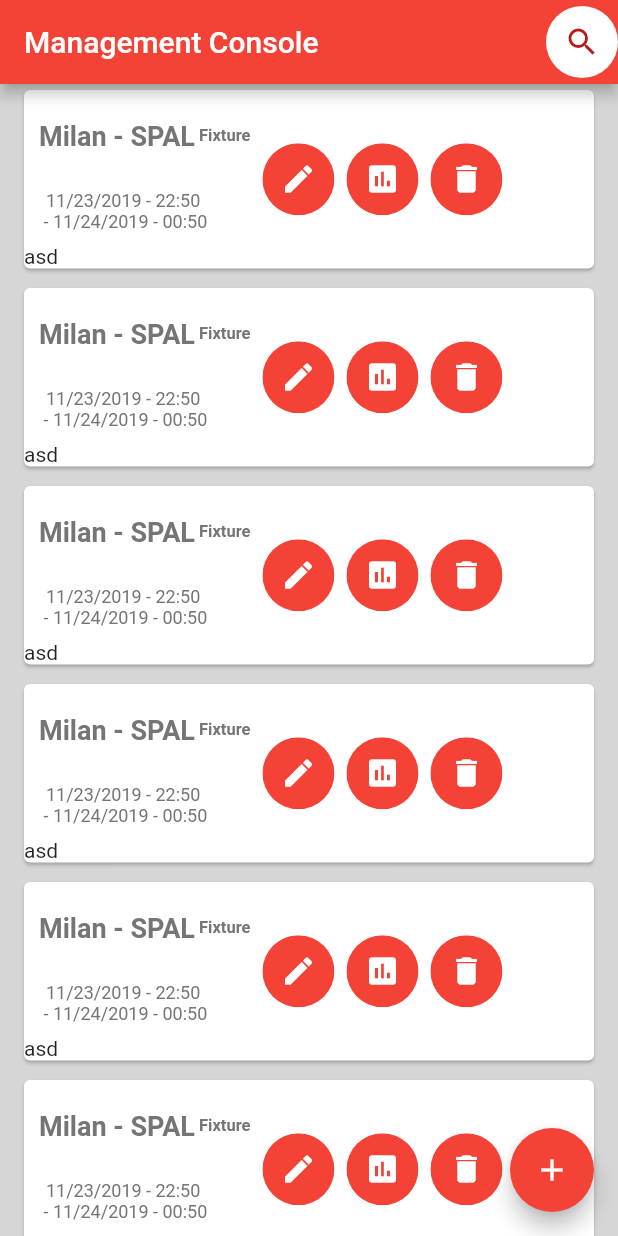
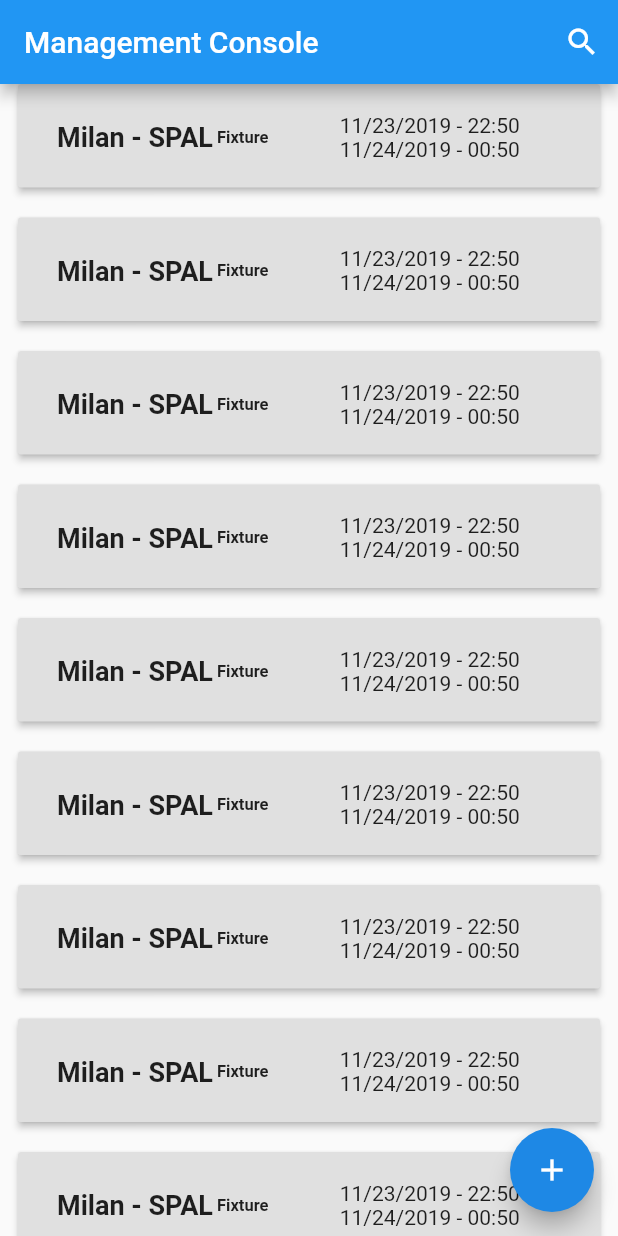
Before and after one commit to tobeefansis/AC_Milan, a Flutter app: the screen it shows after launch, after a tap on "Отмена", on a phone screen of 412 x 824 dp. Run offline on Flutter 3.47's test engine with Material 2 defaults, Android fonts, the phone set to English and light mode, and no system bars; our stand-ins replace flutter_datetime_picker.

Commit message:
Update MatchList.dart

```diff
--- a/lib/MatchList.dart
+++ b/lib/MatchList.dart
@@ -1,6 +1,8 @@
 import 'package:flutter/cupertino.dart';
 import 'package:flutter/material.dart';
+import 'Config.dart';
 import 'DatePicker.dart';
+import 'EditMatch.dart';
 import 'Match.dart';
 
 class MatchList extends StatefulWidget {
@@ -229,51 +231,64 @@ class _MatchListState extends State<MatchList> {
   //   )
   Widget build(BuildContext context) {
     return MaterialApp(
-        themeMode: ThemeMode.dark,
+        darkTheme: Config.getTheme(),
         home: Scaffold(
-            backgroundColor: Colors.grey[350],
             floatingActionButton: FloatingActionButton(
+              backgroundColor: Colors.blue[600],
               onPressed: () {
                 // Add your onPressed code here!
               },
               child: Icon(Icons.add),
-              backgroundColor: Colors.red,
             ),
             appBar: AppBar(
-              backgroundColor: Colors.red,
               title: Text("Management Console"),
               actions: <Widget>[
-                Material(
-                  color: Colors.transparent,
-                  child: Center(
-                    child: Ink(
-                      decoration: const ShapeDecoration(
-                        color: Colors.white,
-                        shape: CircleBorder(),
-                      ),
-                      child: IconButton(
+                IconButton(
                   icon: Icon(Icons.search),
-                        color: Colors.red[900],
                   onPressed: () {
                     //   _showPushDialog();
                   },
                 ),
-                    ),
-                  ),
-                )
               ],
             ),
             body: ListView(
                 children: matchs
                     .map((Match m) => Padding(
                         padding: const EdgeInsets.only(
-                              bottom: 5.0, left: 12.0, right: 12.0),
-                          child: new Card(
+                            bottom: 20.0, left: 12.0, right: 12.0),
+                        child: RaisedButton(
+                          onPressed: () {},
+                          child: new PopupMenuButton<int>(
+                            offset: Offset(0,-10),
+                              itemBuilder: (context) => [
+                                    PopupMenuItem(
+                                      value: 1,
+                                      child: Text("Edit"),
+                                    ),
+                                    PopupMenuItem(
+                                      value: 2,
+                                      child: Text("Results"),
+                                    ),
+                                    PopupMenuItem(
+                                      value: 3,
+                                      child: Text("Delete"),
+                                    ),
+                                  ],
+                              initialValue: 0,
+                              onCanceled: () {
+                                print("You have canceled the menu.");
+                              },
+                              onSelected: (value) {
+                                print("value:$value");
+                                switch (value) {
+                                  case 1:
+                                      Navigator.push(context,MaterialPageRoute(builder: (context)=>EditMatch()));
+                                    break;
+                                  default:
+                                }
+                              },
+                              captureInheritedThemes: false,
                               child: Row(
-                            children: <Widget>[
-                              new Column(
-                                crossAxisAlignment: CrossAxisAlignment.start,
-                                mainAxisSize: MainAxisSize.min,
                                 children: <Widget>[
                                   Padding(
                                     padding: const EdgeInsets.only(
@@ -282,20 +297,16 @@ class _MatchListState extends State<MatchList> {
                                       alignment: Alignment.topLeft,
                                       child: new Padding(
                                         padding: const EdgeInsets.only(
-                                            top: 10.0, bottom: 8.0),
+                                            top: 15.0, bottom: 15.0),
                                         child: Row(
                                           children: <Widget>[
                                             Text("Milan - SPAL",
                                                 style: new TextStyle(
-                                                    color: new Color.fromARGB(
-                                                        255, 117, 117, 117),
                                                     fontSize: 18.0,
                                                     fontWeight:
                                                         FontWeight.bold)),
                                             Text(" Fixture",
                                                 style: new TextStyle(
-                                                    color: new Color.fromARGB(
-                                                        255, 117, 117, 117),
                                                     fontSize: 11.0,
                                                     fontWeight:
                                                         FontWeight.bold))
@@ -304,93 +315,27 @@ class _MatchListState extends State<MatchList> {
                                       ),
                                     ),
                                   ),
-                                  Padding(
+                                  Expanded(
+                                    child: Padding(
                                       padding: const EdgeInsets.only(
                                           left: 10.0, top: 10.0, bottom: 8.0),
                                       child: Column(
                                         children: <Widget>[
                                           Text("11/23/2019 - 22:50",
                                               style: new TextStyle(
-                                                color: new Color.fromARGB(
-                                                    255, 117, 117, 117),
-                                                fontSize: 12.0,
+                                                  fontSize: 14.0,
                                                   fontWeight: FontWeight.w400)),
-                                        Text(" - 11/24/2019 - 00:50",
+                                          Text("11/24/2019 - 00:50",
                                               style: new TextStyle(
-                                                color: new Color.fromARGB(
-                                                    255, 117, 117, 117),
-                                                fontSize: 12.0,
+                                                  fontSize: 14.0,
                                                   fontWeight: FontWeight.w400))
                                         ],
                                       ),
                                     ),
-                                  Text(testData)
-                                ],
-                              ),
-                              Align(
-                                alignment: Alignment.centerRight,
-                                child: ButtonBar(
-                                  children: <Widget>[
-                                    Material(
-                                      color: Colors.white,
-                                      child: Center(
-                                        child: Ink(
-                                          decoration: const ShapeDecoration(
-                                            color: Colors.red,
-                                            shape: CircleBorder(),
-                                          ),
-                                          child: IconButton(
-                                            icon: Icon(Icons.edit),
-                                            color: Colors.white,
-                                            onPressed: () {
-                                               Navigator.push(context,MaterialPageRoute(builder: (context)=>DateTimePicker(testData,testData),settings: RouteSettings()));
-                                            },
-                                          ),
-                                        ),
-                                      ),
-                                    ),
-                                    Material(
-                                      color: Colors.white,
-                                      child: Center(
-                                        child: Ink(
-                                          decoration: const ShapeDecoration(
-                                            color: Colors.red,
-                                            shape: CircleBorder(),
-                                          ),
-                                          child: IconButton(
-                                            icon: Icon(Icons.insert_chart),
-                                            color: Colors.white,
-                                            onPressed: () {
-                                              //  _neverSatisfied(context);
-                                            },
-                                          ),
-                                        ),
-                                      ),
-                                    ),
-                                    Material(
-                                      color: Colors.white,
-                                      child: Center(
-                                        child: Ink(
-                                          decoration: const ShapeDecoration(
-                                            color: Colors.red,
-                                            shape: CircleBorder(),
-                                          ),
-                                          child: IconButton(
-                                            icon: Icon(Icons.delete),
-                                            color: Colors.white,
-                                            onPressed: () {
-                                              showEditMenu(context);
-                                            },
-                                          ),
-                                        ),
-                                      ),
                                   ),
                                 ],
-                                ),
-                              )
-                            ],
                               )),
-                        ))
+                        )))
                     .toList())));
   }
 }
```
Lines whose indentation alone changed are shown as unchanged.
